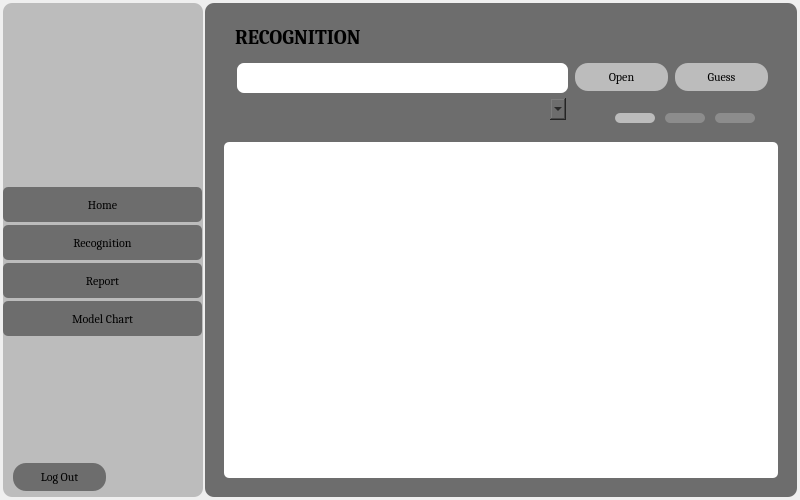
Before: the Qt Designer form attendance.ui in cdghhhiilnnotu/Face-Attendance-CLIENT, drawn with Qt 5.
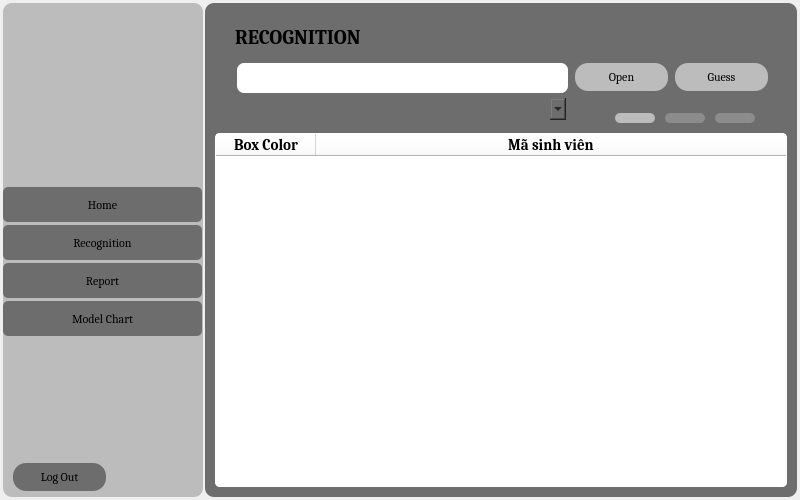
After: the same form once the commit is applied. The open tabs and pages were chosen to show the change. Icons and pictures are not drawn.

What changed in the file:
```diff
--- a/attendance.ui
+++ b/attendance.ui
@@ -711,7 +711,11 @@
                </widget>
               </item>
               <item>
-               <widget class="QStackedWidget" name="recog_subpage">
+               <widget class="QStackedWidget" name="recognize_view">
+                <property name="styleSheet">
+                 <string notr="true">border-radius: 5px;
+background-color: rgb(255, 255, 255);</string>
+                </property>
                 <property name="currentIndex">
                  <number>0</number>
                 </property>
@@ -757,8 +761,26 @@
                   </property>
                  </widget>
                 </widget>
-                <widget class="QWidget" name="report_in_img">
+                <widget class="QWidget" name="recognize_report">
+                 <property name="styleSheet">
+                  <string notr="true"/>
+                 </property>
                  <layout class="QVBoxLayout" name="verticalLayout_10">
+                  <property name="spacing">
+                   <number>0</number>
+                  </property>
+                  <property name="leftMargin">
+                   <number>1</number>
+                  </property>
+                  <property name="topMargin">
+                   <number>1</number>
+                  </property>
+                  <property name="rightMargin">
+                   <number>1</number>
+                  </property>
+                  <property name="bottomMargin">
+                   <number>1</number>
+                  </property>
                   <item>
                    <widget class="QTableWidget" name="recog_table">
                     <property name="font">
@@ -770,21 +792,30 @@
                      <string notr="true">border-radius: 5px;
 background-color: rgb(255, 255, 255);</string>
                     </property>
-                    <property name="lineWidth">
-                     <number>1</number>
+                    <property name="verticalScrollMode">
+                     <enum>QAbstractItemView::ScrollPerPixel</enum>
                     </property>
                     <property name="selectionMode">
                      <enum>QAbstractItemView::ExtendedSelection</enum>
                     </property>
-                    <property name="showGrid">
-                     <bool>true</bool>
+                    <property name="gridStyle">
+                     <enum>Qt::SolidLine</enum>
                     </property>
                     <attribute name="horizontalHeaderVisible">
+                     <bool>true</bool>
+                    </attribute>
+                    <attribute name="horizontalHeaderMinimumSectionSize">
+                     <number>49</number>
+                    </attribute>
+                    <attribute name="horizontalHeaderShowSortIndicator" stdset="0">
                      <bool>false</bool>
                     </attribute>
+                    <attribute name="horizontalHeaderStretchLastSection">
+                     <bool>true</bool>
+                    </attribute>
                     <column>
                      <property name="text">
-                      <string>Box</string>
+                      <string>Box Color</string>
                      </property>
                      <property name="font">
                       <font>
```
Left out of the diff: 144 changed lines with no effect on the pictures.
